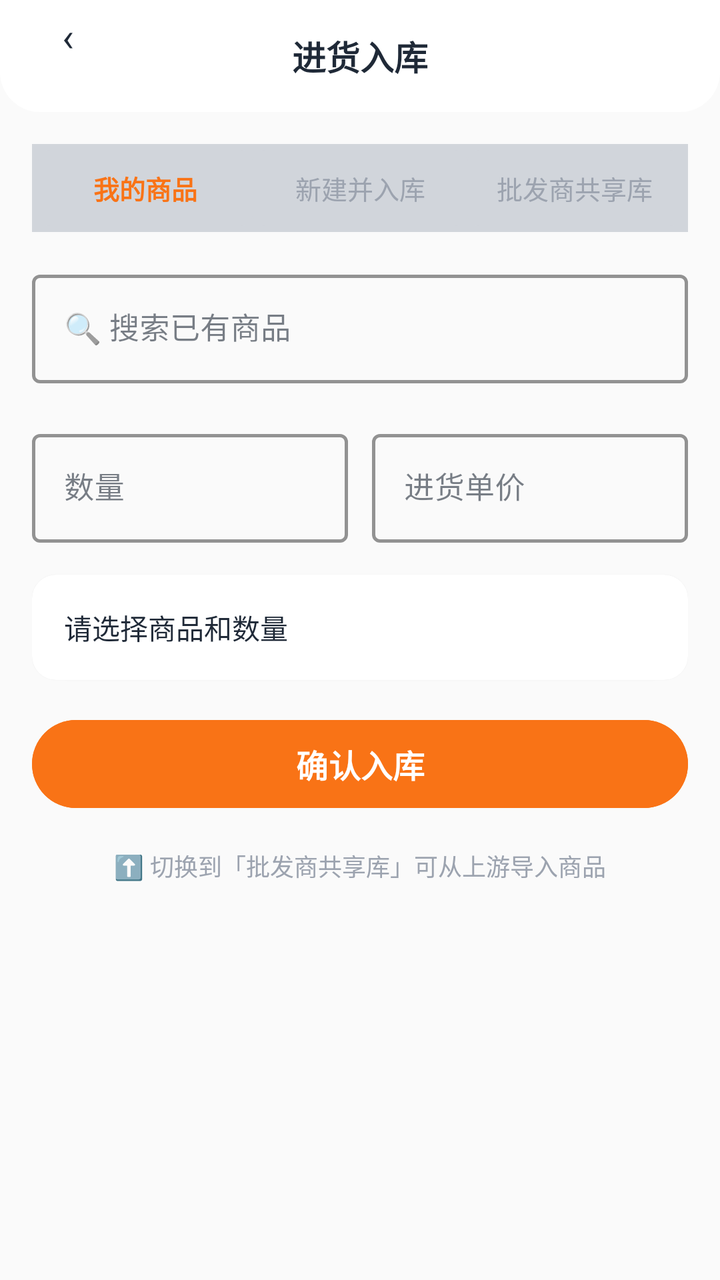
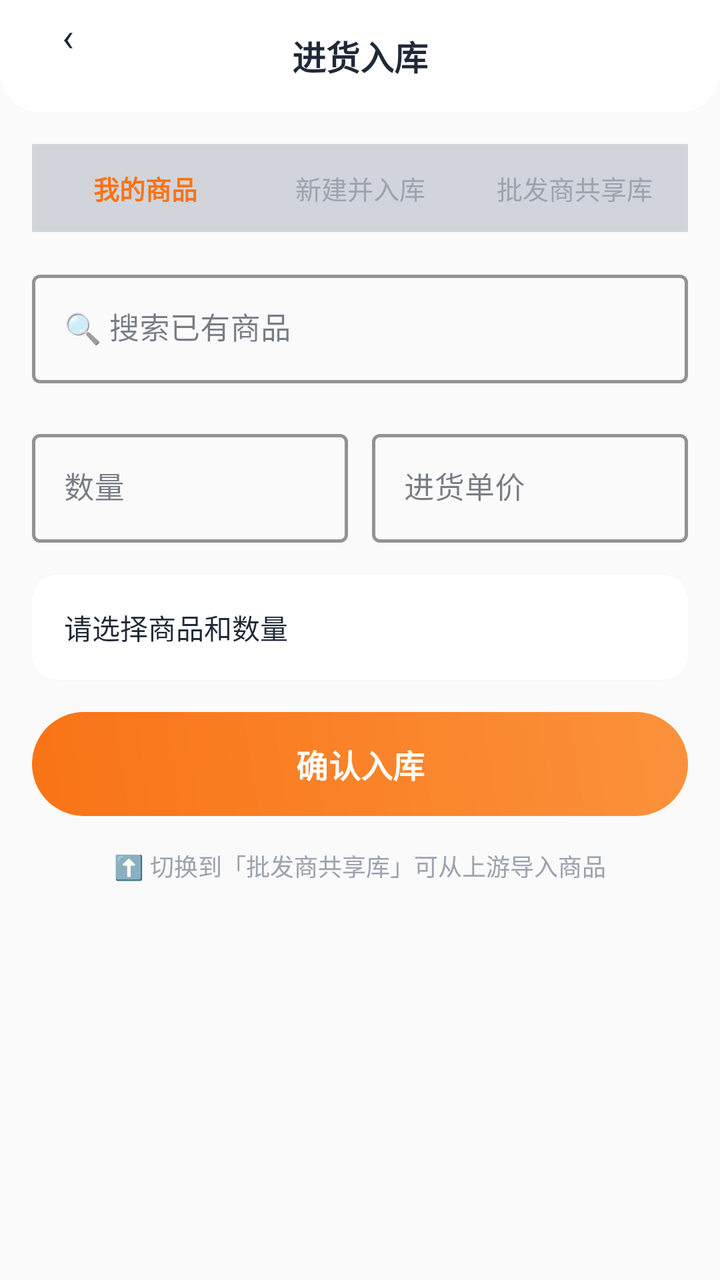

Compare the two renders of this Android layout. The source of the first and the diff that turns it into the second are given below.
<!-- AndroidManifest.xml: application theme Theme.ClothingSI -->
<!-- res/layout/activity_purchase.xml -->
<?xml version="1.0" encoding="utf-8"?>
<FrameLayout xmlns:android="http://schemas.android.com/apk/res/android"
    xmlns:app="http://schemas.android.com/apk/res-auto"
    android:layout_width="match_parent"
    android:layout_height="match_parent"
    android:background="@color/md_surface_container_low">

    <LinearLayout
        android:layout_width="match_parent"
        android:layout_height="match_parent"
        android:orientation="vertical">

        <RelativeLayout
            android:layout_width="match_parent"
            android:layout_height="56dp"
            android:background="@drawable/header_bar_bg"
            android:paddingHorizontal="16dp">
            <TextView android:id="@+id/btn_back" android:layout_width="36dp" android:layout_height="36dp"
                android:text="‹" android:textSize="20sp" android:textColor="@color/md_on_surface"
                android:gravity="center" android:background="@drawable/circle_bg" />
            <TextView android:layout_width="wrap_content" android:layout_height="wrap_content"
                android:text="进货入库" android:textSize="17sp" android:textStyle="bold"
                android:textColor="@color/md_on_surface" android:layout_centerInParent="true" />
        </RelativeLayout>

        
        <LinearLayout
            android:layout_width="match_parent"
            android:layout_height="wrap_content"
            android:orientation="horizontal" android:gravity="center"
            android:layout_margin="16dp" android:layout_marginBottom="8dp"
            android:background="@color/md_surface_container_high" android:padding="3dp">
            <TextView android:id="@+id/tab_my_products" android:layout_width="0dp" android:layout_height="38dp"
                android:layout_weight="1" android:gravity="center" android:text="我的商品"
                android:textSize="13sp" android:textStyle="bold"
                android:background="@drawable/segment_tab_bg" android:textColor="@color/md_primary"
                android:clickable="true" android:focusable="true" />
            <TextView android:id="@+id/tab_new_product" android:layout_width="0dp" android:layout_height="38dp"
                android:layout_weight="1" android:gravity="center" android:text="新建并入库"
                android:textSize="13sp"
                android:background="@drawable/segment_tab_bg" android:textColor="@color/md_on_surface_variant"
                android:clickable="true" android:focusable="true" />
            <TextView android:id="@+id/tab_wholesale" android:layout_width="0dp" android:layout_height="38dp"
                android:layout_weight="1" android:gravity="center" android:text="批发商共享库"
                android:textSize="13sp"
                android:background="@drawable/segment_tab_bg" android:textColor="@color/md_on_surface_variant"
                android:clickable="true" android:focusable="true" />
        </LinearLayout>

        <ScrollView
            android:layout_width="match_parent" android:layout_height="match_parent"
            android:paddingHorizontal="16dp">
            <LinearLayout
                android:layout_width="match_parent" android:layout_height="wrap_content"
                android:orientation="vertical">

                
                <LinearLayout android:id="@+id/panel_my_products"
                    android:layout_width="match_parent" android:layout_height="wrap_content"
                    android:orientation="vertical">
                    <com.google.android.material.textfield.TextInputLayout
                        android:layout_width="match_parent" android:layout_height="wrap_content"
                        style="@style/Widget.MaterialComponents.TextInputLayout.OutlinedBox"
                        app:boxStrokeColor="@color/md_primary" app:boxStrokeWidth="1.5dp"
                        android:layout_marginBottom="8dp" android:hint="🔍 搜索已有商品">
                        <com.google.android.material.textfield.TextInputEditText android:id="@+id/et_search_product"
                            android:layout_width="match_parent" android:layout_height="wrap_content"
                            android:textSize="15sp" />
                    </com.google.android.material.textfield.TextInputLayout>
                    <androidx.cardview.widget.CardView
                        android:layout_width="match_parent" android:layout_height="wrap_content"
                        app:cardCornerRadius="12dp" app:cardElevation="1dp"
                        android:paddingStart="4dp" android:paddingEnd="4dp">
                        <androidx.recyclerview.widget.RecyclerView android:id="@+id/rv_purchase_products"
                            android:layout_width="match_parent" android:layout_height="wrap_content"
                            android:maxHeight="200dp" />
                    </androidx.cardview.widget.CardView>
                    <LinearLayout
                        android:layout_width="match_parent" android:layout_height="wrap_content"
                        android:orientation="horizontal" android:layout_marginTop="12dp">
                        <com.google.android.material.textfield.TextInputLayout
                            android:layout_width="0dp" android:layout_height="wrap_content"
                            android:layout_weight="1" android:layout_marginEnd="6dp"
                            android:hint="数量"
                            style="@style/Widget.MaterialComponents.TextInputLayout.OutlinedBox"
                            app:boxStrokeColor="@color/md_primary" app:boxStrokeWidth="1.5dp">
                            <com.google.android.material.textfield.TextInputEditText android:id="@+id/et_purchase_qty"
                                android:layout_width="match_parent" android:layout_height="wrap_content"
                                android:inputType="number" android:textSize="15sp" />
                        </com.google.android.material.textfield.TextInputLayout>
                        <com.google.android.material.textfield.TextInputLayout
                            android:layout_width="0dp" android:layout_height="wrap_content"
                            android:layout_weight="1" android:layout_marginStart="6dp"
                            android:hint="进货单价"
                            style="@style/Widget.MaterialComponents.TextInputLayout.OutlinedBox"
                            app:boxStrokeColor="@color/md_primary" app:boxStrokeWidth="1.5dp">
                            <com.google.android.material.textfield.TextInputEditText android:id="@+id/et_purchase_price_input"
                                android:layout_width="match_parent" android:layout_height="wrap_content"
                                android:inputType="numberDecimal" android:textSize="15sp" />
                        </com.google.android.material.textfield.TextInputLayout>
                    </LinearLayout>
                </LinearLayout>

                
                <LinearLayout android:id="@+id/panel_new_product"
                    android:layout_width="match_parent" android:layout_height="wrap_content"
                    android:orientation="vertical" android:visibility="gone">
                    <com.google.android.material.textfield.TextInputLayout
                        android:layout_width="match_parent" android:layout_height="wrap_content"
                        style="@style/Widget.MaterialComponents.TextInputLayout.OutlinedBox"
                        app:boxStrokeColor="@color/md_primary" app:boxStrokeWidth="1.5dp"
                        android:layout_marginBottom="8dp" android:hint="商品名称">
                        <com.google.android.material.textfield.TextInputEditText android:id="@+id/et_new_name"
                            android:layout_width="match_parent" android:layout_height="wrap_content"
                            android:textSize="15sp" />
                    </com.google.android.material.textfield.TextInputLayout>
                    <TextView android:id="@+id/tv_new_category"
                        android:layout_width="match_parent" android:layout_height="48dp"
                        android:gravity="center_vertical" android:paddingHorizontal="14dp"
                        android:background="@drawable/segment_bg" android:layout_marginBottom="8dp"
                        android:text="选择分类（点击选择）" android:textSize="14sp"
                        android:textColor="@color/md_on_surface_variant"
                        android:clickable="true" android:focusable="true" />
                    <LinearLayout
                        android:layout_width="match_parent" android:layout_height="wrap_content"
                        android:orientation="horizontal">
                        <com.google.android.material.textfield.TextInputLayout
                            android:layout_width="0dp" android:layout_height="wrap_content"
                            android:layout_weight="1" android:layout_marginEnd="6dp"
                            android:hint="进价"
                            style="@style/Widget.MaterialComponents.TextInputLayout.OutlinedBox"
                            app:boxStrokeColor="@color/md_primary" app:boxStrokeWidth="1.5dp">
                            <com.google.android.material.textfield.TextInputEditText android:id="@+id/et_new_purchase_price"
                                android:layout_width="match_parent" android:layout_height="wrap_content"
                                android:inputType="numberDecimal" android:textSize="15sp" />
                        </com.google.android.material.textfield.TextInputLayout>
                        <com.google.android.material.textfield.TextInputLayout
                            android:layout_width="0dp" android:layout_height="wrap_content"
                            android:layout_weight="1" android:layout_marginStart="6dp"
                            android:hint="售价"
                            style="@style/Widget.MaterialComponents.TextInputLayout.OutlinedBox"
                            app:boxStrokeColor="@color/md_primary" app:boxStrokeWidth="1.5dp">
                            <com.google.android.material.textfield.TextInputEditText android:id="@+id/et_new_selling_price"
                                android:layout_width="match_parent" android:layout_height="wrap_content"
                                android:inputType="numberDecimal" android:textSize="15sp" />
                        </com.google.android.material.textfield.TextInputLayout>
                    </LinearLayout>
                    <com.google.android.material.textfield.TextInputLayout
                        android:layout_width="match_parent" android:layout_height="wrap_content"
                        style="@style/Widget.MaterialComponents.TextInputLayout.OutlinedBox"
                        app:boxStrokeColor="@color/md_primary" app:boxStrokeWidth="1.5dp"
                        android:layout_marginTop="8dp" android:hint="入库数量">
                        <com.google.android.material.textfield.TextInputEditText android:id="@+id/et_new_qty"
                            android:layout_width="match_parent" android:layout_height="wrap_content"
                            android:inputType="number" android:textSize="15sp" />
                    </com.google.android.material.textfield.TextInputLayout>
                </LinearLayout>

                
                <LinearLayout android:id="@+id/panel_wholesale"
                    android:layout_width="match_parent" android:layout_height="wrap_content"
                    android:orientation="vertical" android:visibility="gone">
                    <com.google.android.material.textfield.TextInputLayout
                        android:layout_width="match_parent" android:layout_height="wrap_content"
                        style="@style/Widget.MaterialComponents.TextInputLayout.OutlinedBox"
                        app:boxStrokeColor="@color/md_primary" app:boxStrokeWidth="1.5dp"
                        android:hint="🔍 搜索共享商品">
                        <com.google.android.material.textfield.TextInputEditText android:id="@+id/et_wholesale_search"
                            android:layout_width="match_parent" android:layout_height="wrap_content"
                            android:textSize="15sp" />
                    </com.google.android.material.textfield.TextInputLayout>
                    <TextView
                        android:layout_width="wrap_content" android:layout_height="wrap_content"
                        android:text="从批发商共享池选择商品进货"
                        android:textSize="13sp" android:textColor="@color/md_on_surface_variant"
                        android:layout_marginTop="8dp" />
                </LinearLayout>

                <View android:layout_width="match_parent" android:layout_height="0dp" android:layout_weight="1" />

                
                <androidx.cardview.widget.CardView
                    android:layout_width="match_parent" android:layout_height="wrap_content"
                    android:layout_marginTop="16dp"
                    app:cardCornerRadius="12dp" app:cardElevation="1dp">
                    <TextView android:id="@+id/tv_purchase_summary"
                        android:layout_width="wrap_content" android:layout_height="wrap_content"
                        android:text="请选择商品和数量"
                        android:padding="16dp" android:textSize="14sp"
                        android:textColor="@color/md_on_surface" />
                </androidx.cardview.widget.CardView>

                <com.google.android.material.button.MaterialButton android:id="@+id/btn_confirm_purchase"
                    android:layout_width="match_parent" android:layout_height="52dp"
                    android:text="确认入库" android:textSize="16sp" android:textStyle="bold"
                    app:cornerRadius="26dp" android:backgroundTint="@color/md_primary"
                    android:textColor="@color/md_on_primary"
                    android:layout_marginVertical="16dp" />

                <TextView
                    android:layout_width="match_parent" android:layout_height="wrap_content"
                    android:text="⬆️ 切换到「批发商共享库」可从上游导入商品"
                    android:textSize="12sp" android:textColor="@color/md_on_surface_variant"
                    android:gravity="center" android:layout_marginBottom="8dp" />
            </LinearLayout>
        </ScrollView>
    </LinearLayout>
</FrameLayout>
<!-- resources referenced by this layout -->
<resources>
  <color name="md_on_primary">#FFFFFF</color>
  <color name="md_on_surface">#1F2937</color>
  <color name="md_on_surface_variant">#9CA3AF</color>
  <color name="md_primary">#F97316</color>
  <color name="md_surface_container_high">#D1D5DB</color>
  <color name="md_surface_container_low">#FAFAFA</color>
  <!-- drawable circle_bg (drawable) -->
  <?xml version="1.0" encoding="utf-8"?>
  <shape xmlns:android="http://schemas.android.com/apk/res/android" android:shape="oval">
      <solid android:color="#26FFFFFF" />
  </shape>
  <!-- drawable header_bar_bg (drawable) -->
  <?xml version="1.0" encoding="utf-8"?>
  <shape xmlns:android="http://schemas.android.com/apk/res/android" android:shape="rectangle">
      <solid android:color="@color/md_surface" />
      <corners android:topLeftRadius="0dp" android:topRightRadius="0dp" android:bottomLeftRadius="20dp" android:bottomRightRadius="20dp" />
  </shape>
  <!-- drawable segment_bg (drawable) -->
  <?xml version="1.0" encoding="utf-8"?>
  <shape xmlns:android="http://schemas.android.com/apk/res/android" android:shape="rectangle">
      <solid android:color="#FFFFFF" />
      <corners android:radius="20dp" />
      <stroke android:width="1dp" android:color="#E8EAED" />
  </shape>
  <!-- drawable segment_tab_bg (drawable) -->
  <?xml version="1.0" encoding="utf-8"?>
  <selector xmlns:android="http://schemas.android.com/apk/res/android">
      <item android:state_selected="true">
          <shape android:shape="rectangle">
              <solid android:color="@color/md_surface" />
              <corners android:radius="6dp" />
          </shape>
      </item>
      <item>
          <shape android:shape="rectangle">
              <solid android:color="@color/md_surface_container_high" />
              <corners android:radius="6dp" />
          </shape>
      </item>
  </selector>
  <color name="md_surface">#FFFFFF</color>
  <color name="md_primary_container">#FFF7ED</color>
  <color name="md_on_primary_container">#5C3D00</color>
  <color name="md_secondary">#2563EB</color>
  <color name="md_on_secondary">#FFFFFF</color>
  <color name="md_secondary_container">#DBEAFE</color>
  <color name="md_on_secondary_container">#001A3E</color>
  <color name="md_outline">#9CA3AF</color>
  <color name="md_outline_variant">#D1D5DB</color>
  <color name="md_error">#EF4444</color>
  <color name="md_on_error">#FFFFFF</color>
  <style name="TextView.Base" parent="android:Widget.TextView">
          <item name="android:fontFamily">sans-serif</item>
      </style>
  <!-- unchanged entries left out for length: 1 -->
</resources>

<!-- the commit's change to res/layout/activity_purchase.xml (unified diff, before → after) -->
@@ -193,7 +193,7 @@
                 <com.google.android.material.button.MaterialButton android:id="@+id/btn_confirm_purchase"
                     android:layout_width="match_parent" android:layout_height="52dp"
                     android:text="确认入库" android:textSize="16sp" android:textStyle="bold"
-                    app:cornerRadius="26dp" android:backgroundTint="@color/md_primary"
+                    android:background="@drawable/btn_gradient_primary" app:backgroundTint="@null"
                     android:textColor="@color/md_on_primary"
                     android:layout_marginVertical="16dp" />
 
<!-- resource entries referenced after the edit -->
@@ -6,6 +6,15 @@
   <color name="md_primary">#F97316</color>
   <color name="md_surface_container_high">#D1D5DB</color>
   <color name="md_surface_container_low">#FAFAFA</color>
+  <!-- drawable btn_gradient_primary (drawable) -->
+  <?xml version="1.0" encoding="utf-8"?>
+  <shape xmlns:android="http://schemas.android.com/apk/res/android" android:shape="rectangle">
+      <corners android:radius="26dp" />
+      <gradient
+          android:startColor="#F97316"
+          android:endColor="#FB923C"
+          android:angle="45" />
+  </shape>
   <!-- drawable circle_bg (drawable) -->
   <?xml version="1.0" encoding="utf-8"?>
   <shape xmlns:android="http://schemas.android.com/apk/res/android" android:shape="oval">
